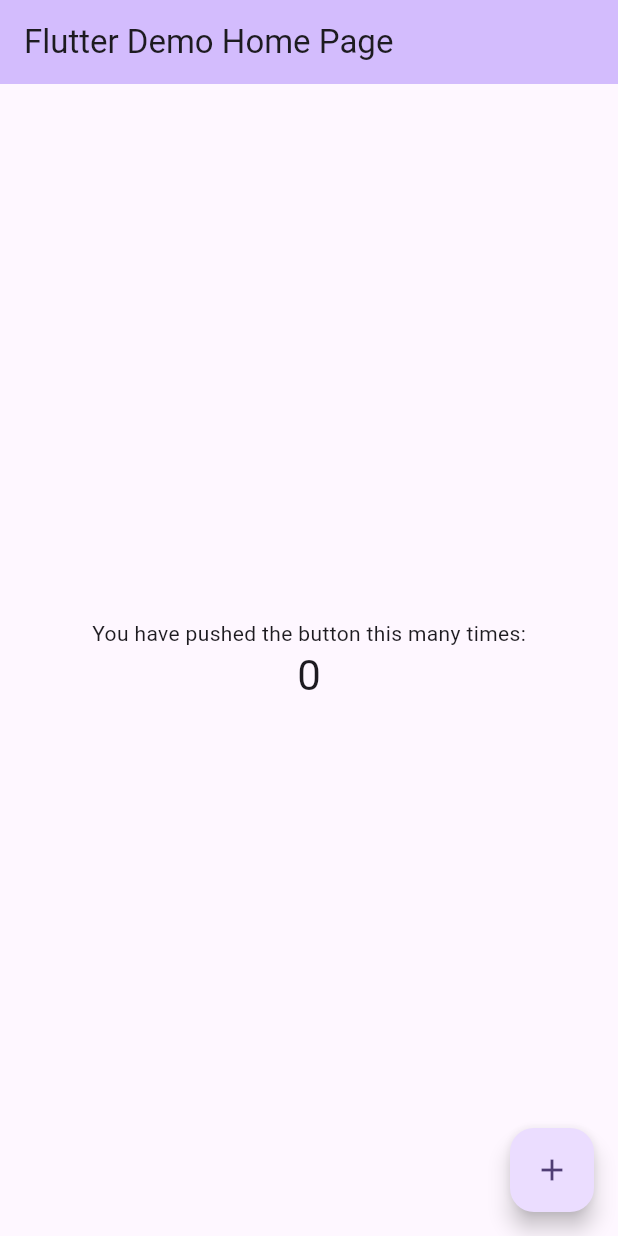
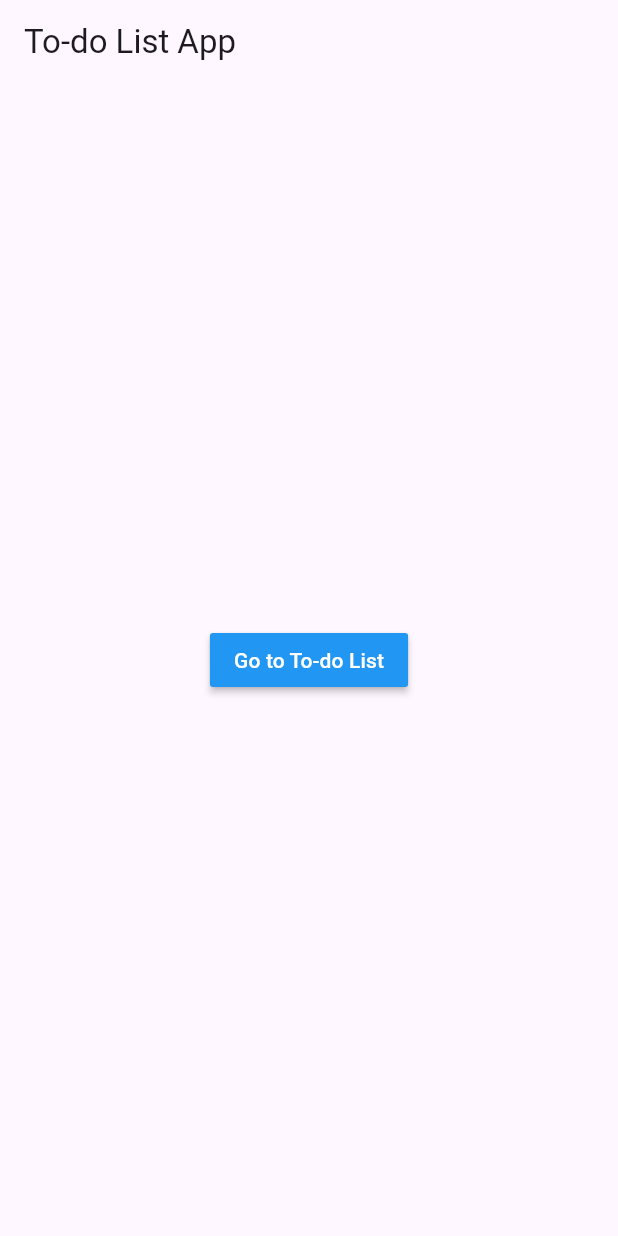
Before and after one commit to kentahayashi0810/flutter_todo_app, a Flutter app: the screen it shows after launch, on a phone screen of 412 x 824 dp. Run offline on Flutter 3.47's test engine with Material 3 defaults, Android fonts, the phone set to English and light mode, and no system bars.

Commit message:
added todo list

```diff
--- a/lib/main.dart
+++ b/lib/main.dart
@@ -1,4 +1,5 @@
 import 'package:flutter/material.dart';
+import 'package:flutter_todo_app/todo_list_page.dart';
 
 void main() {
   runApp(const MyApp());
@@ -13,110 +14,37 @@ class MyApp extends StatelessWidget {
     return MaterialApp(
       title: 'Flutter Demo',
       theme: ThemeData(
-        // This is the theme of your application.
-        //
-        // TRY THIS: Try running your application with "flutter run". You'll see
-        // the application has a purple toolbar. Then, without quitting the app,
-        // try changing the seedColor in the colorScheme below to Colors.green
-        // and then invoke "hot reload" (save your changes or press the "hot
-        // reload" button in a Flutter-supported IDE, or press "r" if you used
-        // the command line to start the app).
-        //
-        // Notice that the counter didn't reset back to zero; the application
-        // state is not lost during the reload. To reset the state, use hot
-        // restart instead.
-        //
-        // This works for code too, not just values: Most code changes can be
-        // tested with just a hot reload.
         colorScheme: ColorScheme.fromSeed(seedColor: Colors.deepPurple),
       ),
-      home: const MyHomePage(title: 'Flutter Demo Home Page'),
+      home: const MyHomePage(title: 'To-do List App'),
     );
   }
 }
 
-class MyHomePage extends StatefulWidget {
+class MyHomePage extends StatelessWidget {
   const MyHomePage({super.key, required this.title});
-
-  // This widget is the home page of your application. It is stateful, meaning
-  // that it has a State object (defined below) that contains fields that affect
-  // how it looks.
-
-  // This class is the configuration for the state. It holds the values (in this
-  // case the title) provided by the parent (in this case the App widget) and
-  // used by the build method of the State. Fields in a Widget subclass are
-  // always marked "final".
 
   final String title;
 
   @override
-  State<MyHomePage> createState() => _MyHomePageState();
-}
+  Widget build(BuildContext context) {
+    void onPressed() {
+      Navigator.push(
+        context,
+        MaterialPageRoute(builder: (context) => const TodoListPage()),
+      );
+    }
 
-class _MyHomePageState extends State<MyHomePage> {
-  int _counter = 0;
-
-  void _incrementCounter() {
-    setState(() {
-      // This call to setState tells the Flutter framework that something has
-      // changed in this State, which causes it to rerun the build method below
-      // so that the display can reflect the updated values. If we changed
-      // _counter without calling setState(), then the build method would not be
-      // called again, and so nothing would appear to happen.
-      _counter++;
-    });
-  }
-
-  @override
-  Widget build(BuildContext context) {
-    // This method is rerun every time setState is called, for instance as done
-    // by the _incrementCounter method above.
-    //
-    // The Flutter framework has been optimized to make rerunning build methods
-    // fast, so that you can just rebuild anything that needs updating rather
-    // than having to individually change instances of widgets.
     return Scaffold(
-      appBar: AppBar(
-        // TRY THIS: Try changing the color here to a specific color (to
-        // Colors.amber, perhaps?) and trigger a hot reload to see the AppBar
-        // change color while the other colors stay the same.
-        backgroundColor: Theme.of(context).colorScheme.inversePrimary,
-        // Here we take the value from the MyHomePage object that was created by
-        // the App.build method, and use it to set our appbar title.
-        title: Text(widget.title),
-      ),
+      appBar: AppBar(title: Text(title)),
       body: Center(
-        // Center is a layout widget. It takes a single child and positions it
-        // in the middle of the parent.
-        child: Column(
-          // Column is also a layout widget. It takes a list of children and
-          // arranges them vertically. By default, it sizes itself to fit its
-          // children horizontally, and tries to be as tall as its parent.
-          //
-          // Column has various properties to control how it sizes itself and
-          // how it positions its children. Here we use mainAxisAlignment to
-          // center the children vertically; the main axis here is the vertical
-          // axis because Columns are vertical (the cross axis would be
-          // horizontal).
-          //
-          // TRY THIS: Invoke "debug painting" (choose the "Toggle Debug Paint"
-          // action in the IDE, or press "p" in the console), to see the
-          // wireframe for each widget.
-          mainAxisAlignment: MainAxisAlignment.center,
-          children: <Widget>[
-            const Text('You have pushed the button this many times:'),
-            Text(
-              '$_counter',
-              style: Theme.of(context).textTheme.headlineMedium,
-            ),
-          ],
+        child: MaterialButton(
+          onPressed: onPressed,
+          color: Colors.blue,
+          textColor: Colors.white,
+          child: const Text('Go to To-do List'),
         ),
       ),
-      floatingActionButton: FloatingActionButton(
-        onPressed: _incrementCounter,
-        tooltip: 'Increment',
-        child: const Icon(Icons.add),
-      ), // This trailing comma makes auto-formatting nicer for build methods.
     );
   }
 }
```
Also changed, not shown: dev_notes.txt (added, +17 -0 lines), lib/todo_detail_page.dart (added, +19 -0 lines), lib/todo_list_page.dart (added, +127 -0 lines).
